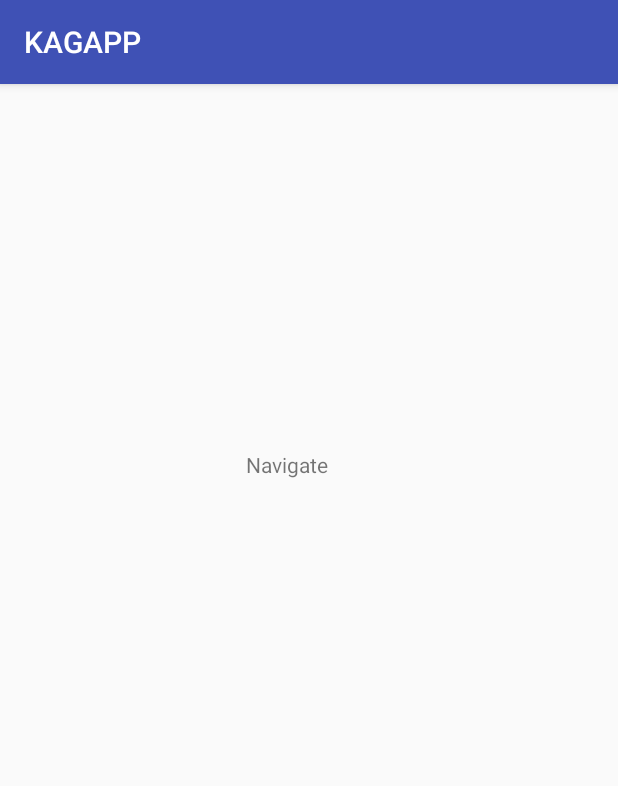
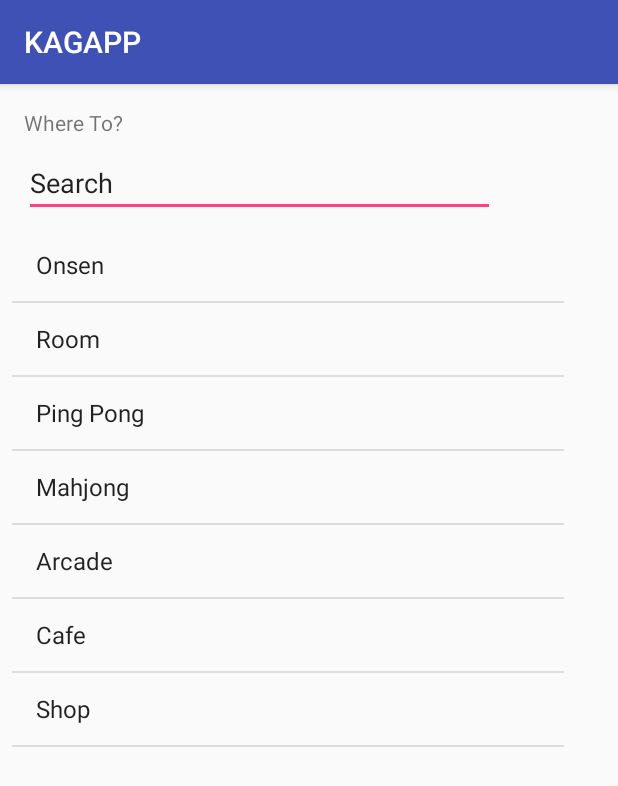
Before and after one commit to cshcsh3/kagapp, an Android app: the NavigateActivity screen opened directly, with no data from a screen before it, on a phone screen of 412 x 824 dp. Shown: the top 786 px of the screen. Run offline under Robolectric (Android 15) with nearby library versions, the phone set to English and light mode, and no system bars.

Commit message:
List view up

```diff
--- a/app/build.gradle
+++ b/app/build.gradle
@@ -22,6 +22,7 @@ dependencies {
     implementation fileTree(dir: 'libs', include: ['*.jar'])
     implementation 'com.android.support:appcompat-v7:28.0.0-rc01'
     implementation 'com.android.support.constraint:constraint-layout:1.1.2'
+
     testImplementation 'junit:junit:4.12'
     androidTestImplementation 'com.android.support.test:runner:1.0.2'
     androidTestImplementation 'com.android.support.test.espresso:espresso-core:3.0.2'
--- a/app/src/main/AndroidManifest.xml
+++ b/app/src/main/AndroidManifest.xml
@@ -1,6 +1,8 @@
 <?xml version="1.0" encoding="utf-8"?>
 <manifest xmlns:android="http://schemas.android.com/apk/res/android"
     package="edu.sit.great.kagapp">
+
+    <uses-permission android:name="android.permission.CAMERA" />
 
     <application
         android:allowBackup="true"
@@ -9,6 +11,7 @@
         android:roundIcon="@mipmap/ic_launcher_round"
         android:supportsRtl="true"
         android:theme="@style/AppTheme">
+
         <activity android:name=".MainActivity">
             <intent-filter>
                 <action android:name="android.intent.action.MAIN" />
@@ -18,7 +21,8 @@
         </activity>
         <activity android:name=".NavigateActivity" />
         <activity android:name=".TranslateActivity" />
-        <activity android:name=".ShopActivity"></activity>
+        <activity android:name=".ShopActivity" />
+        <activity android:name=".Navigate2Activity"></activity>
     </application>
 
 </manifest>
--- a/app/src/main/java/edu/sit/great/kagapp/NavigateActivity.java
+++ b/app/src/main/java/edu/sit/great/kagapp/NavigateActivity.java
@@ -1,13 +1,40 @@
 package edu.sit.great.kagapp;
 
+import android.content.Intent;
 import android.support.v7.app.AppCompatActivity;
 import android.os.Bundle;
+import android.view.View;
+import android.widget.AdapterView;
+import android.widget.ArrayAdapter;
+import android.widget.ListView;
+import android.widget.Toast;
+
+import java.util.ArrayList;
+import java.util.Arrays;
+import java.util.List;
 
 public class NavigateActivity extends AppCompatActivity {
+
+    String[] values = { "Onsen", "Room", "Ping Pong", "Mahjong", "Arcade", "Cafe", "Shop" };
+
+    ListView listView;
 
     @Override
     protected void onCreate(Bundle savedInstanceState) {
         super.onCreate(savedInstanceState);
         setContentView(R.layout.activity_navigate);
+
+        listView = findViewById(R.id.listView);
+        ArrayAdapter arrayAdapter = new ArrayAdapter(this, android.R.layout.simple_list_item_1, values);
+        listView.setAdapter(arrayAdapter);
+
+        listView.setOnItemClickListener(new AdapterView.OnItemClickListener() {
+            @Override
+            public void onItemClick(AdapterView<?> adapterView, View view, int i, long l) {
+                Intent intent = new Intent(view.getContext(), Navigate2Activity.class);
+                intent.putExtra("location", (String) listView.getItemAtPosition(i));
+                startActivity(intent);
+            }
+        });
     }
 }
--- a/app/src/main/res/layout/activity_navigate.xml
+++ b/app/src/main/res/layout/activity_navigate.xml
@@ -7,12 +7,34 @@
     tools:context=".NavigateActivity">
 
     <TextView
-        android:id="@+id/textView"
+        android:id="@+id/whereToTextView"
         android:layout_width="wrap_content"
         android:layout_height="wrap_content"
-        android:layout_marginStart="164dp"
-        android:layout_marginTop="244dp"
-        android:text="@string/navigate"
+        android:layout_marginStart="16dp"
+        android:layout_marginTop="16dp"
+        android:text="@string/where_to"
         app:layout_constraintStart_toStartOf="parent"
         app:layout_constraintTop_toTopOf="parent" />
+
+    <EditText
+        android:id="@+id/editText"
+        android:layout_width="314dp"
+        android:layout_height="wrap_content"
+        android:layout_marginStart="16dp"
+        android:layout_marginTop="8dp"
+        android:ems="10"
+        android:inputType="textPersonName"
+        android:text="@string/search"
+        app:layout_constraintStart_toStartOf="parent"
+        app:layout_constraintTop_toBottomOf="@+id/whereToTextView" />
+
+    <ListView
+        android:id="@+id/listView"
+        android:layout_width="368dp"
+        android:layout_height="406dp"
+        android:layout_marginStart="8dp"
+        android:layout_marginTop="8dp"
+        app:layout_constraintStart_toStartOf="parent"
+        app:layout_constraintTop_toBottomOf="@+id/editText" />
+
 </android.support.constraint.ConstraintLayout>
--- a/app/src/main/res/values/strings.xml
+++ b/app/src/main/res/values/strings.xml
@@ -1,7 +1,9 @@
 <resources>
     <string name="app_name">KAGAPP</string>
 
-    <string name="navigate">Navigate</string>
+    <string name="where_to">Where To?</string>
+    <string name="search">Search</string>
+
     <string name="translate">Translate</string>
     <string name="shop">Shop</string>
 </resources>
```
Also changed, not shown: app/src/main/java/edu/sit/great/kagapp/Navigate2Activity.java (added, +24 -0 lines), app/src/main/res/layout/activity_navigate2.xml (added, +18 -0 lines).
